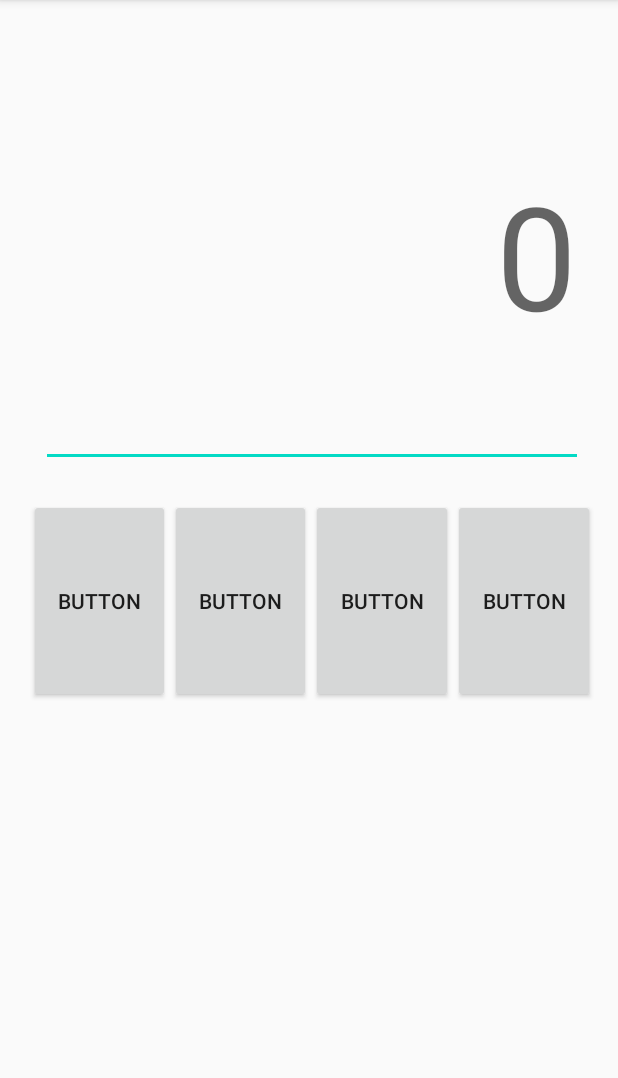
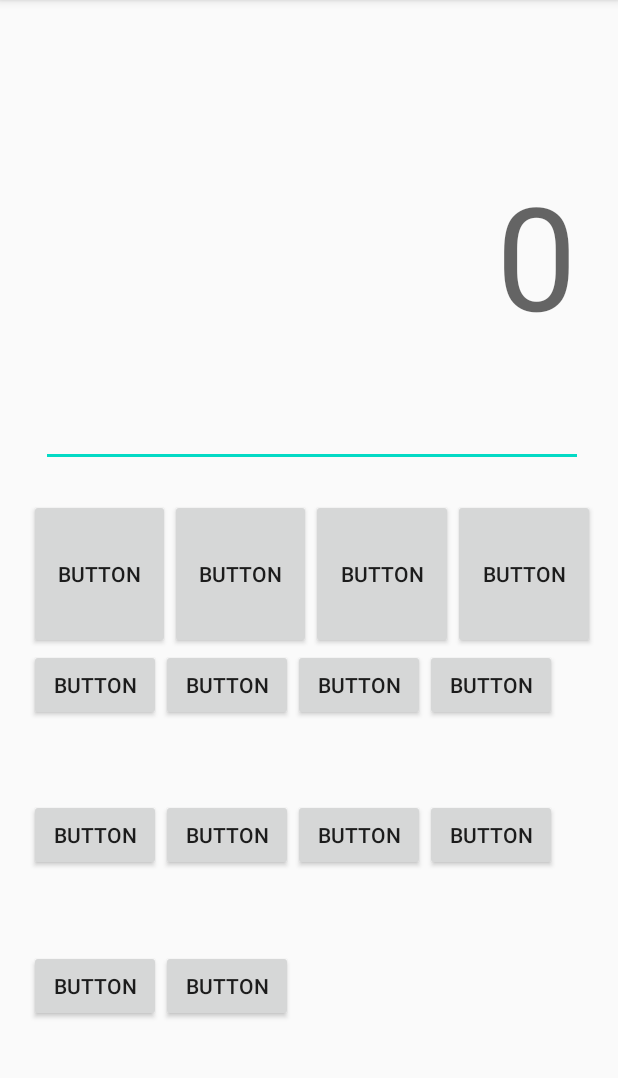
Before and after one commit to Dreufter/MobileApps, an Android app: the screen it shows after launch (MainActivity), on a phone screen of 412 x 824 dp, the part 84-1162 px from its top. Run offline under Robolectric (Android 15) with nearby library versions, the phone set to English and light mode, and no system bars.

Commit message:
#update added buttons to xml

```diff
--- a/Calculator/app/src/main/res/layout/activity_main.xml
+++ b/Calculator/app/src/main/res/layout/activity_main.xml
@@ -55,17 +55,80 @@
         <TableRow
             android:layout_width="match_parent"
             android:layout_height="match_parent"
-            android:layout_weight="1" />
+            android:layout_weight="1" >
+
+            <Button
+                android:id="@+id/button5"
+                android:layout_width="wrap_content"
+                android:layout_height="wrap_content"
+                android:text="Button" />
+
+            <Button
+                android:id="@+id/button6"
+                android:layout_width="wrap_content"
+                android:layout_height="wrap_content"
+                android:text="Button" />
+
+            <Button
+                android:id="@+id/button7"
+                android:layout_width="wrap_content"
+                android:layout_height="wrap_content"
+                android:text="Button" />
+
+            <Button
+                android:id="@+id/button8"
+                android:layout_width="wrap_content"
+                android:layout_height="wrap_content"
+                android:text="Button" />
+        </TableRow>
 
         <TableRow
             android:layout_width="match_parent"
             android:layout_height="match_parent"
-            android:layout_weight="1" />
+            android:layout_weight="1" >
+
+            <Button
+                android:id="@+id/button9"
+                android:layout_width="wrap_content"
+                android:layout_height="wrap_content"
+                android:text="Button" />
+
+            <Button
+                android:id="@+id/button10"
+                android:layout_width="wrap_content"
+                android:layout_height="wrap_content"
+                android:text="Button" />
+
+            <Button
+                android:id="@+id/button11"
+                android:layout_width="wrap_content"
+                android:layout_height="wrap_content"
+                android:text="Button" />
+
+            <Button
+                android:id="@+id/button12"
+                android:layout_width="wrap_content"
+                android:layout_height="wrap_content"
+                android:text="Button" />
+        </TableRow>
 
         <TableRow
             android:layout_width="match_parent"
             android:layout_height="match_parent"
-            android:layout_weight="1" />
+            android:layout_weight="1" >
+
+            <Button
+                android:id="@+id/button13"
+                android:layout_width="wrap_content"
+                android:layout_height="wrap_content"
+                android:text="Button" />
+
+            <Button
+                android:id="@+id/button14"
+                android:layout_width="wrap_content"
+                android:layout_height="wrap_content"
+                android:text="Button" />
+        </TableRow>
     </TableLayout>
 
     <EditText
```
